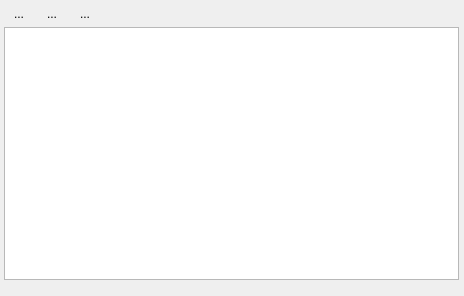
This is frmspr.ui in sergey4475/profi as Qt 5 draws it before an edit. The edited form follows.
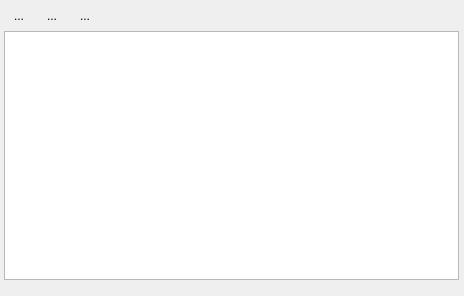
This is the edited form. Icons and pictures are not drawn.

Diff of the .ui file:
```diff
--- a/frmspr.ui
+++ b/frmspr.ui
@@ -17,7 +17,7 @@
    <property name="geometry">
     <rect>
      <x>4</x>
-     <y>2</y>
+     <y>4</y>
      <width>97</width>
      <height>24</height>
     </rect>
@@ -101,9 +101,9 @@
    <property name="geometry">
     <rect>
      <x>4</x>
-     <y>27</y>
+     <y>31</y>
      <width>455</width>
-     <height>253</height>
+     <height>249</height>
     </rect>
    </property>
    <property name="selectionBehavior">
```
